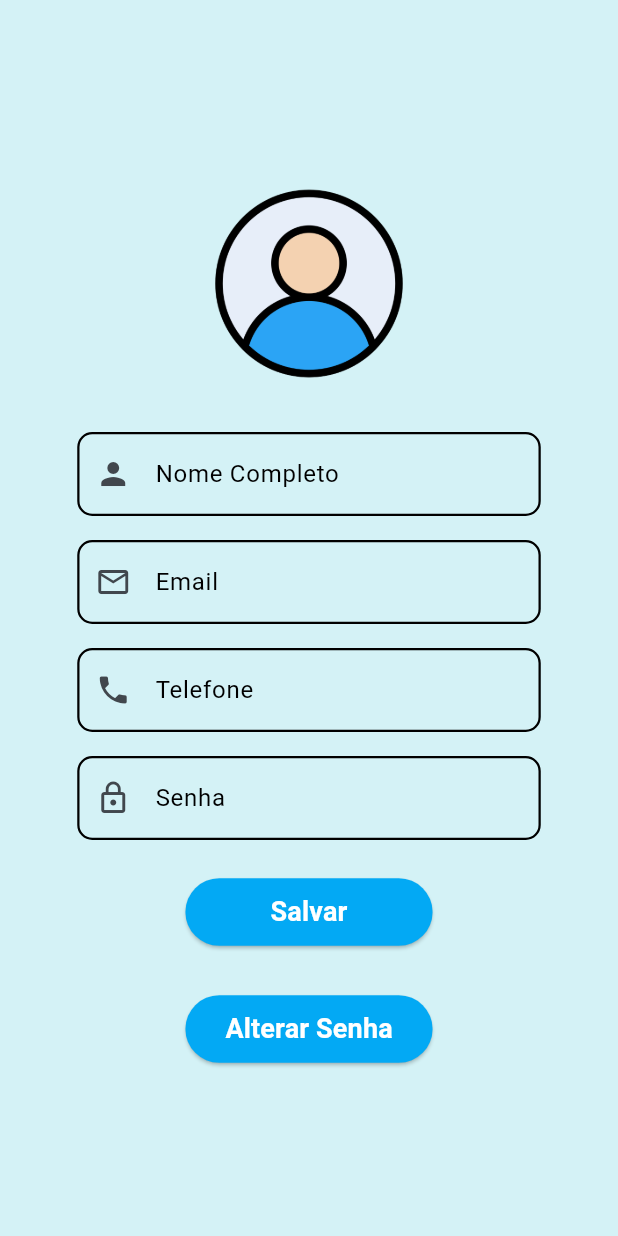
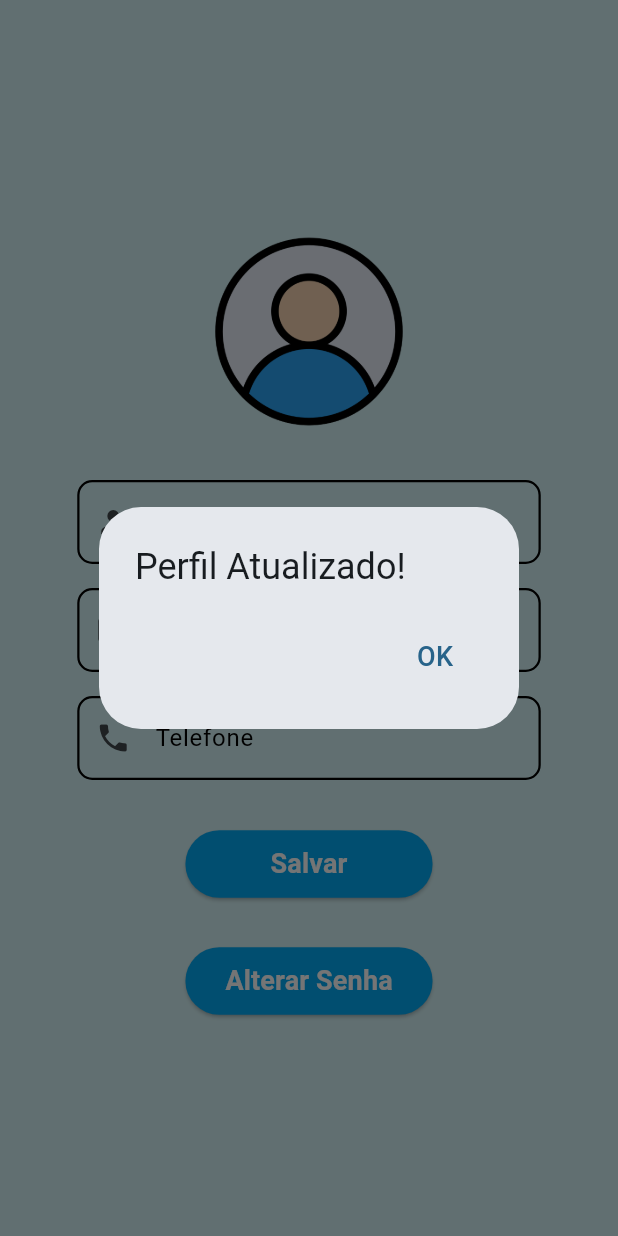
Before and after one commit to leosouza-v11/livraria, a Flutter app: the Perfil screen opened directly, after a tap on "Salvar", on a phone screen of 412 x 824 dp. Run offline on Flutter 3.47's test engine with Material 2 defaults, Android fonts, the phone set to English and light mode, and no system bars; our stand-ins replace shared_preferences, sqflite; accounts and stored records are empty.

Commit message:
Projeto Atualizado 24/06/23

```diff
--- a/lib/biblioteca/views/perfil.dart
+++ b/lib/biblioteca/views/perfil.dart
@@ -12,14 +12,14 @@ class Perfil extends StatefulWidget {
 
 class _PerfilState extends State<Perfil> {
   Usuario _usuario = Usuario(nome: '', email: '', telefone: '', senha: '');
-
   int _idUsuario = 0; //Inicia em 0
+  bool _perfilAtualizado = false;
 
   //Campos Perfil
   late TextEditingController _nomeController;
-  late final TextEditingController _emailController;
-  late final TextEditingController _telefoneController;
-  late final TextEditingController _senhaController;
+  late TextEditingController _emailController;
+  late TextEditingController _telefoneController;
+  late TextEditingController _senhaController;
 
   @override
   void initState() {
@@ -27,8 +27,9 @@ class _PerfilState extends State<Perfil> {
     _emailController = TextEditingController();
     _telefoneController = TextEditingController();
     _senhaController = TextEditingController();
+    _recuperaID(); //Altera o ID
+
     super.initState();
-    _recuperaID(); //Altera o ID
   }
 
   @override
@@ -37,6 +38,7 @@ class _PerfilState extends State<Perfil> {
     _emailController.dispose();
     _telefoneController.dispose();
     _senhaController.dispose();
+
     super.dispose();
   }
 
@@ -47,18 +49,85 @@ class _PerfilState extends State<Perfil> {
     });
   }
 
-  Future<void> _recuperaUsuario() async {
+  //Recupera o usuário do banco para usar nos campos
+  Future<void> recuperaUsuario() async {
     List<Usuario> usuarios = await UsuarioDAO.carregarUsuario(_idUsuario);
 
     setState(() {
       _usuario = usuarios[0];
+      atribuiValorCampos();
+      _perfilAtualizado = true;
     });
+  }
+
+  //Atualiza o usuário no banco de dados
+  Future<void> atualizaUsuario() async {
+    //Atualiza as informações dos campos
+    setState(() {
+      _nomeController;
+      _emailController;
+      _telefoneController;
+    });
+
+    //Coloca as novas informações do usuário
+    _usuario = Usuario(
+      id: _idUsuario,
+      nome: _nomeController.text,
+      email: _emailController.text,
+      telefone: _telefoneController.text,
+      senha: _senhaController.text,
+    );
+
+    //Atualiza o usuário no banco
+    await UsuarioDAO.atualizarUsuario(_usuario);
+
+    setState(() {
+      _perfilAtualizado = false;
+    });
+
+    //Exibe o alerta
+    perfilAtualizado();
+  }
+
+  void atribuiValorCampos() {
+    _nomeController.text = _usuario.nome;
+    _emailController.text = _usuario.email;
+    _telefoneController.text = _usuario.telefone;
+    _senhaController.text = _usuario.senha;
+  }
+
+  //Alerta de "Perfil Atualizado"
+  perfilAtualizado() {
+    //Botão OK
+    Widget btConfirmar = TextButton(
+      child: const Text('OK', style: TextStyle(fontSize: 18)),
+      onPressed: () {
+        //Rota para onde vai
+        Navigator.pop(context);
+      },
+    );
+
+    //Configura o Alerta
+    AlertDialog alerta = AlertDialog(
+      title: const Text('Perfil Atualizado!'),
+      actions: [btConfirmar],
+    );
+
+    //Exibir o diálogo
+    showDialog(
+      context: context,
+      builder: (BuildContext context) {
+        return alerta;
+      },
+    );
   }
 
   @override
   Widget build(BuildContext context) {
-    //Recupera o usuário do banco para usar nos campos
-    _recuperaUsuario();
+    //Atualiza informações do Perfil
+    if (_perfilAtualizado == false) {
+      recuperaUsuario();
+    }
 
     return Scaffold(
       backgroundColor: const Color.fromRGBO(212, 242, 246, 1),
@@ -88,7 +157,7 @@ class _PerfilState extends State<Perfil> {
                       'Nome Completo',
                       style: TextStyle(fontSize: 16, color: Colors.black),
                     ),
-                    hintText: _nomeController.text = _usuario.nome,
+                    hintText: _nomeController.text,
 
                     //Borda antes de clicar
                     enabledBorder: const OutlineInputBorder(
@@ -110,6 +179,12 @@ class _PerfilState extends State<Perfil> {
 
                     //Ícone antes do texto
                     prefixIcon: const Icon(Icons.person),
+                    /*
+                    //Ícone depois do texto
+                    suffixIcon: IconButton(
+                      icon: const Icon(Icons.edit),
+                      onPressed: limpaCampo,
+                    ),*/
                   ),
                 ),
 
@@ -123,7 +198,7 @@ class _PerfilState extends State<Perfil> {
                       'Email',
                       style: TextStyle(fontSize: 16, color: Colors.black),
                     ),
-                    hintText: _emailController.text = _usuario.email,
+                    hintText: _emailController.text,
 
                     //Borda antes de clicar
                     enabledBorder: const OutlineInputBorder(
@@ -158,7 +233,7 @@ class _PerfilState extends State<Perfil> {
                       'Telefone',
                       style: TextStyle(fontSize: 16, color: Colors.black),
                     ),
-                    hintText: _telefoneController.text = _usuario.telefone,
+                    hintText: _telefoneController.text,
 
                     //Borda antes de clicar
                     enabledBorder: const OutlineInputBorder(
@@ -183,44 +258,7 @@ class _PerfilState extends State<Perfil> {
                   ),
                 ),
 
-                const SizedBox(height: 16), //Espaçamento
-
-                //Campo Senha
-                TextField(
-                  readOnly: true, //Somente Visualização
-                  controller: _senhaController,
-                  obscureText: true,
-                  decoration: InputDecoration(
-                    label: const Text(
-                      'Senha',
-                      style: TextStyle(fontSize: 16, color: Colors.black),
-                    ),
-                    hintText: _senhaController.text = _usuario.senha,
-
-                    //Borda antes de clicar
-                    enabledBorder: const OutlineInputBorder(
-                      borderSide: BorderSide(
-                        width: 1.5,
-                      ),
-                      borderRadius: BorderRadius.all(Radius.circular(10.0)),
-                    ),
-
-                    //Borda depois de clicar
-                    focusedBorder: const OutlineInputBorder(
-                      borderSide: BorderSide(
-                        width: 2,
-                        color: Colors.lightBlue,
-                        style: BorderStyle.solid,
-                      ),
-                      borderRadius: BorderRadius.all(Radius.circular(10.0)),
-                    ),
-
-                    //Ícone antes do texto
-                    prefixIcon: const Icon(Icons.lock_outline),
-                  ),
-                ),
-
-                const SizedBox(height: 24), //Espaçamento
+                const SizedBox(height: 32), //Espaçamento
 
                 //Botão Salvar
                 ElevatedButton(
@@ -228,9 +266,7 @@ class _PerfilState extends State<Perfil> {
                       backgroundColor: Colors.lightBlue,
                       minimumSize:
                           Size(MediaQuery.of(context).size.width * 0.40, 45)),
-                  onPressed: () {
-                    //cadastradoComSucesso(context);
-                  },
+                  onPressed: atualizaUsuario,
                   child: const Text(
                     'Salvar',
                     style: TextStyle(
--- a/lib/main.dart
+++ b/lib/main.dart
@@ -1,6 +1,6 @@
 import 'package:flutter/material.dart';
 import 'package:livraria/biblioteca/biblioteca.dart';
-import 'package:livraria/biblioteca/widgets/alterar_senha.dart';
+import 'package:livraria/biblioteca/views/alterar_senha.dart';
 import 'package:livraria/login/login.dart';
 import 'package:livraria/login/widgets/cadastro.dart';
 import 'package:livraria/login/widgets/esqueceu_senha.dart';
```
Also changed, not shown: lib/biblioteca/views/alterar_senha.dart (renamed from lib/biblioteca/widgets/alterar_senha.dart, +81 -40 lines), lib/login/login.dart (+14 -4 lines), lib/login/widgets/cadastro.dart (+2 -11 lines), lib/model/usuario_dao.dart (+18 -3 lines).
